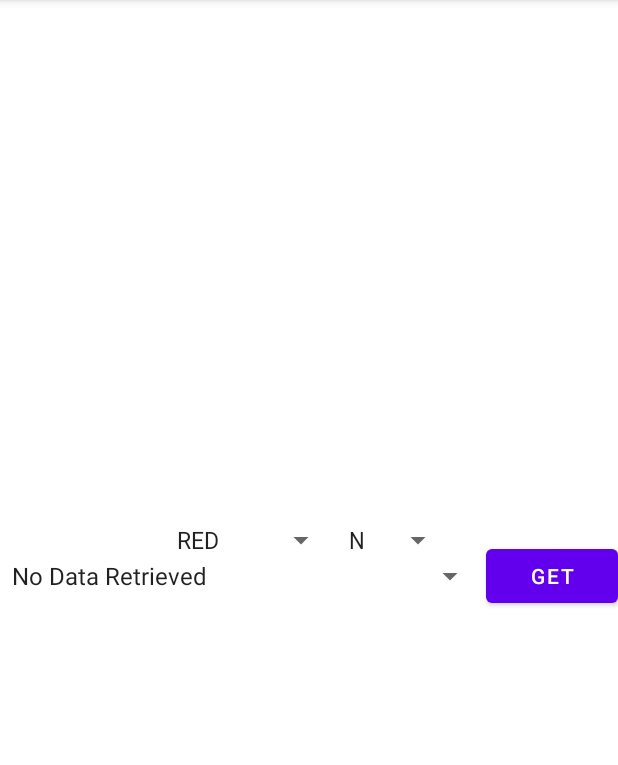
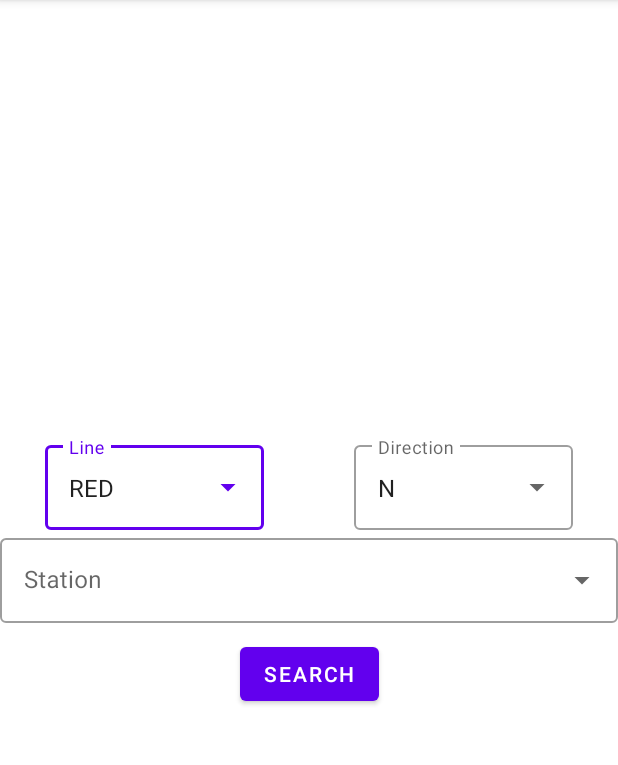
Before and after one commit to GodSpeed010/MARTA-Train-Time, an Android app: the screen it shows after launch (MainActivity), on a phone screen of 412 x 824 dp, the part 84-849 px from its top. Run offline under Robolectric (Android 15) with nearby library versions, the phone set to English and light mode, and no system bars; libraries missing offline, so code that uses them is left out: com.codepath.asynchttpclient; 2 statements that could not run were skipped.

Commit message:
- replaced Spinners with Material Design alternatives - user can search for station in station-name dropdown

```diff
--- a/app/build.gradle
+++ b/app/build.gradle
@@ -42,5 +42,6 @@ dependencies {
     androidTestImplementation 'androidx.test.espresso:espresso-core:3.4.0'
 
     implementation 'com.codepath.libraries:asynchttpclient:2.1.1'
+    implementation 'com.google.android.material:material:1.3.0'
 
 }
--- a/app/src/main/java/com/example/martatraintime/MainActivity.kt
+++ b/app/src/main/java/com/example/martatraintime/MainActivity.kt
@@ -1,5 +1,7 @@
 package com.example.martatraintime
 
+import android.content.ClipData
+import android.content.Context
 import androidx.appcompat.app.AppCompatActivity
 import android.os.Bundle
 import android.util.Log
@@ -8,9 +10,13 @@ import com.codepath.asynchttpclient.AsyncHttpClient
 import com.codepath.asynchttpclient.callback.JsonHttpResponseHandler
 import com.example.martatraintime.models.Train
 import okhttp3.Headers
-import okhttp3.internal.wait
 import java.util.*
-import kotlin.collections.HashSet
+import android.widget.AutoCompleteTextView
+
+import android.widget.ArrayAdapter
+
+
+
 
 class MainActivity : AppCompatActivity() {
 
@@ -19,6 +25,8 @@ class MainActivity : AppCompatActivity() {
     override fun onCreate(savedInstanceState: Bundle?) {
         super.onCreate(savedInstanceState)
         setContentView(R.layout.activity_main)
+
+        setStaticDropdowns()
 
         val client: AsyncHttpClient = AsyncHttpClient()
 
@@ -32,16 +40,15 @@ class MainActivity : AppCompatActivity() {
                 setStationSpinner(trains)
 
                 findViewById<Button>(R.id.bt_get).setOnClickListener {
-                    val station: String = findViewById<Spinner>(R.id.sp_stations).selectedItem.toString()
-                    val direction: String = findViewById<Spinner>(R.id.sp_directions).selectedItem.toString()
-                    val line: String = findViewById<Spinner>(R.id.sp_rail_lines).selectedItem.toString()
+                    val station: String = findViewById<AutoCompleteTextView>(R.id.sp_stations).text.toString()
+                    val direction: String = findViewById<AutoCompleteTextView>(R.id.sp_directions).text.toString()
+                    val line: String = findViewById<AutoCompleteTextView>(R.id.sp_rail_lines).text.toString()
 
                     //create Train object using user inputted data
                     val userTrain: Train = Train(station, direction, line)
 
                     Log.d("my_tag", "user station is $station, direction is $direction, and line is $line")
 
-                    var found: Boolean = false
                     var minTimeIndex: Int = -1
                     for (i in trains.indices) {
 
@@ -97,6 +104,7 @@ class MainActivity : AppCompatActivity() {
 
             override fun onFailure(statusCode: Int, headers: Headers?, response: String, throwable: Throwable?) {
                 Log.d("my_tag", "failure")
+                findViewById<AutoCompleteTextView>(R.id.sp_stations).setText("Internet Error $statusCode", false)
             }
         }]
 
@@ -113,15 +121,34 @@ class MainActivity : AppCompatActivity() {
         }
 
         //convert stationNames to MutableList so it can be used with adapter
-        val stationList = stationNames.toMutableList()
+        val stationArray = stationNames.toTypedArray()
 
-        val adapter: ArrayAdapter<String> = ArrayAdapter<String>(
-            this,
-            android.R.layout.simple_spinner_item, stationList
+        setDropdown(stationArray, R.id.sp_stations)
+    }
+
+    fun setStaticDropdowns() {
+        setDropdown(
+            resources.getStringArray(R.array.rail_lines),
+            R.id.sp_rail_lines
         )
 
-        findViewById<Spinner>(R.id.sp_stations).adapter = adapter
+        setDropdown(
+            resources.getStringArray(R.array.cardinal_directions),
+            R.id.sp_directions
+        )
+    }
 
+    fun setDropdown(stringArray: Array<String>, dropdownId: Int) {
+        val adapter: MyAdapter = MyAdapter(
+            this,
+            stringArray
+        )
+
+        val editTextFilledExposedDropdown = findViewById<AutoCompleteTextView>(dropdownId)
+        editTextFilledExposedDropdown.setAdapter(adapter)
+
+        //auto-populate the dropdown with the first value in array so no need to handle for empty String
+        editTextFilledExposedDropdown.setText(editTextFilledExposedDropdown.adapter.getItem(0).toString(), false)
     }
 
     fun hasInt(s: String): Boolean {
@@ -136,3 +163,16 @@ class MainActivity : AppCompatActivity() {
         return false
     }
 }
+
+//custom Adapter to prevent bug in dropdowns when switching orientation
+class MyAdapter(context: Context, val items: Array<String>)
+    : ArrayAdapter<String>(context, R.layout.support_simple_spinner_dropdown_item, items) {
+
+    private val noOpFilter = object : Filter() {
+        private val noOpResult = FilterResults()
+        override fun performFiltering(constraint: CharSequence?) = noOpResult
+        override fun publishResults(constraint: CharSequence?, results: FilterResults?) {}
+    }
+
+    override fun getFilter() = noOpFilter
+}
--- a/app/src/main/res/layout/activity_main.xml
+++ b/app/src/main/res/layout/activity_main.xml
@@ -6,6 +6,59 @@
     android:layout_width="match_parent"
     android:layout_height="match_parent"
     tools:context=".MainActivity">
+
+    <com.google.android.material.textfield.TextInputLayout
+        android:id="@+id/test"
+        style="@style/Widget.MaterialComponents.TextInputLayout.OutlinedBox.ExposedDropdownMenu"
+        android:layout_marginHorizontal="30dp"
+        android:layout_width="0dp"
+        android:layout_height="wrap_content"
+        android:hint="Line"
+        app:layout_constraintBottom_toTopOf="@id/test3"
+        app:layout_constraintStart_toStartOf="parent"
+        app:layout_constraintEnd_toStartOf="@id/test2">
+
+        <androidx.appcompat.widget.AppCompatAutoCompleteTextView
+            android:id="@+id/sp_rail_lines"
+            android:layout_width="match_parent"
+            android:layout_height="wrap_content"
+            android:editable="false" />
+    </com.google.android.material.textfield.TextInputLayout>
+
+    <com.google.android.material.textfield.TextInputLayout
+        android:id="@+id/test2"
+        style="@style/Widget.MaterialComponents.TextInputLayout.OutlinedBox.ExposedDropdownMenu"
+        android:layout_marginHorizontal="30dp"
+        android:layout_width="0dp"
+        android:layout_height="wrap_content"
+        android:hint="Direction"
+        app:layout_constraintBottom_toTopOf="@+id/test3"
+        app:layout_constraintEnd_toEndOf="parent"
+        app:layout_constraintStart_toEndOf="@id/test">
+
+        <androidx.appcompat.widget.AppCompatAutoCompleteTextView
+            android:id="@+id/sp_directions"
+            android:layout_width="match_parent"
+            android:layout_height="wrap_content"
+            android:editable="false" />
+    </com.google.android.material.textfield.TextInputLayout>
+
+    <com.google.android.material.textfield.TextInputLayout
+        android:id="@+id/test3"
+        style="@style/Widget.MaterialComponents.TextInputLayout.OutlinedBox.ExposedDropdownMenu"
+        android:layout_width="0dp"
+        android:layout_height="wrap_content"
+        android:hint="Station"
+        app:layout_constraintBottom_toBottomOf="parent"
+        app:layout_constraintEnd_toEndOf="parent"
+        app:layout_constraintStart_toStartOf="parent"
+        app:layout_constraintTop_toTopOf="parent">
+
+        <androidx.appcompat.widget.AppCompatAutoCompleteTextView
+            android:id="@+id/sp_stations"
+            android:layout_width="match_parent"
+            android:layout_height="wrap_content" />
+    </com.google.android.material.textfield.TextInputLayout>
 
     <TextView
         android:id="@+id/tv_wait_time"
@@ -16,42 +69,43 @@
         app:layout_constraintStart_toStartOf="parent"
         app:layout_constraintTop_toTopOf="parent" />
 
-    <Spinner
-        android:id="@+id/sp_stations"
-        android:layout_width="0dp"
-        android:layout_height="wrap_content"
-        app:layout_constraintBottom_toBottomOf="parent"
-        app:layout_constraintEnd_toStartOf="@+id/bt_get"
-        app:layout_constraintStart_toStartOf="parent"
-        app:layout_constraintTop_toTopOf="parent"
-        android:entries="@array/error" />
+    <!--    <Spinner-->
+    <!--        android:id="@+id/sp_stations"-->
+    <!--        android:layout_width="0dp"-->
+    <!--        android:layout_height="wrap_content"-->
+    <!--        app:layout_constraintBottom_toBottomOf="parent"-->
+    <!--        app:layout_constraintEnd_toStartOf="@+id/bt_get"-->
+    <!--        app:layout_constraintStart_toStartOf="parent"-->
+    <!--        app:layout_constraintTop_toTopOf="parent"-->
+    <!--        android:entries="@array/error" />-->
 
-    <Spinner
-        android:id="@+id/sp_rail_lines"
-        android:layout_width="wrap_content"
-        android:layout_height="wrap_content"
-        android:entries="@array/rail_lines"
-        app:layout_constraintBottom_toTopOf="@+id/sp_stations"
-        app:layout_constraintEnd_toStartOf="@+id/sp_directions"
-        app:layout_constraintHorizontal_chainStyle="packed"
-        app:layout_constraintStart_toStartOf="parent" />
+    <!--    <Spinner-->
+    <!--        android:id="@+id/sp_rail_lines"-->
+    <!--        android:layout_width="wrap_content"-->
+    <!--        android:layout_height="wrap_content"-->
+    <!--        android:entries="@array/rail_lines"-->
+    <!--        app:layout_constraintBottom_toTopOf="@+id/sp_stations"-->
+    <!--        app:layout_constraintEnd_toStartOf="@+id/sp_directions"-->
+    <!--        app:layout_constraintHorizontal_chainStyle="packed"-->
+    <!--        app:layout_constraintStart_toStartOf="parent" />-->
 
-    <Spinner
-        android:id="@+id/sp_directions"
-        android:layout_width="wrap_content"
-        android:layout_height="wrap_content"
-        android:entries="@array/cardinal_directions"
-        app:layout_constraintBottom_toTopOf="@+id/sp_stations"
-        app:layout_constraintEnd_toEndOf="parent"
-        app:layout_constraintStart_toEndOf="@+id/sp_rail_lines" />
+    <!--    <Spinner-->
+    <!--        android:id="@+id/sp_directions"-->
+    <!--        android:layout_width="wrap_content"-->
+    <!--        android:layout_height="wrap_content"-->
+    <!--        android:entries="@array/cardinal_directions"-->
+    <!--        app:layout_constraintBottom_toTopOf="@+id/sp_stations"-->
+    <!--        app:layout_constraintEnd_toEndOf="parent"-->
+    <!--        app:layout_constraintStart_toEndOf="@+id/sp_rail_lines" />-->
 
     <Button
         android:id="@+id/bt_get"
+        android:layout_marginTop="10dp"
         android:layout_width="wrap_content"
         android:layout_height="wrap_content"
-        android:text="get"
-        app:layout_constraintBottom_toBottomOf="parent"
+        android:text="Search"
         app:layout_constraintEnd_toEndOf="parent"
-        app:layout_constraintTop_toTopOf="parent" />
+        app:layout_constraintStart_toStartOf="parent"
+        app:layout_constraintTop_toBottomOf="@id/test3" />
 
 </androidx.constraintlayout.widget.ConstraintLayout>
--- a/app/src/main/res/values/strings.xml
+++ b/app/src/main/res/values/strings.xml
@@ -14,8 +14,4 @@
         <item>BLUE</item>
         <item>GREEN</item>
     </string-array>
-
-    <string-array name="error">
-        <item>No Data Retrieved</item>
-    </string-array>
 </resources>
```
